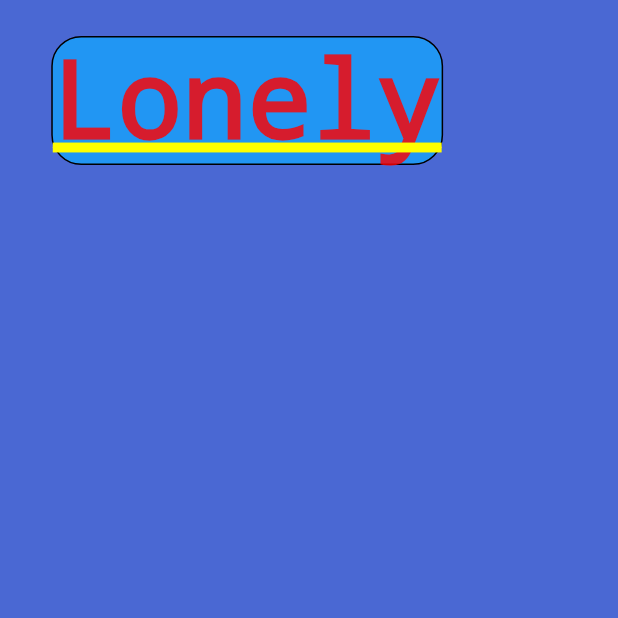
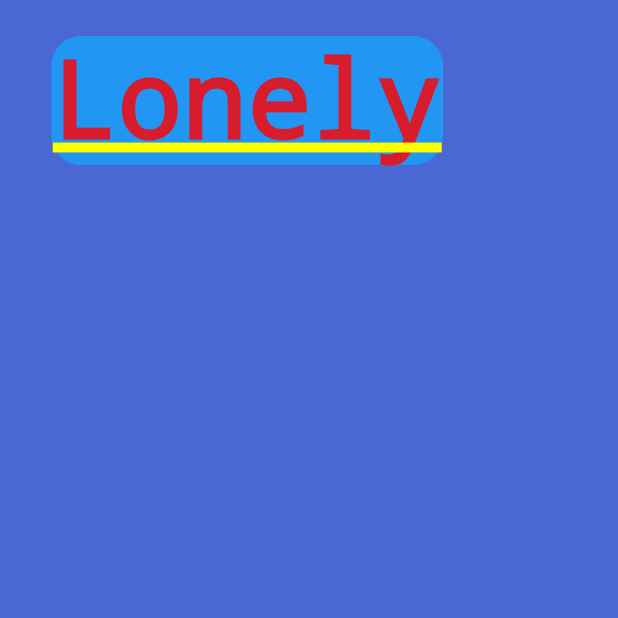
Before and after one commit to johnlim612/LonelyWeeb, a Flutter app: the screen it shows after launch, on a phone screen of 412 x 824 dp, the top half of it. Run offline on Flutter 3.47's test engine with Material 2 defaults, Android fonts, the light colour scheme and no system bars.

Commit message:
fix gradle

```diff
--- a/lonely_weeb/lib/main.dart
+++ b/lonely_weeb/lib/main.dart
@@ -76,7 +76,7 @@ class _MyHomePageState extends State<MyHomePage> {
                       decoration: BoxDecoration(
                         color: Colors.blue,
                         border: Border.all(
-                          // color: Colors.blue[500],
+                          color: Colors.blue,
                         ),
                         borderRadius: BorderRadius.all(Radius.circular(20))
                       ),
```
